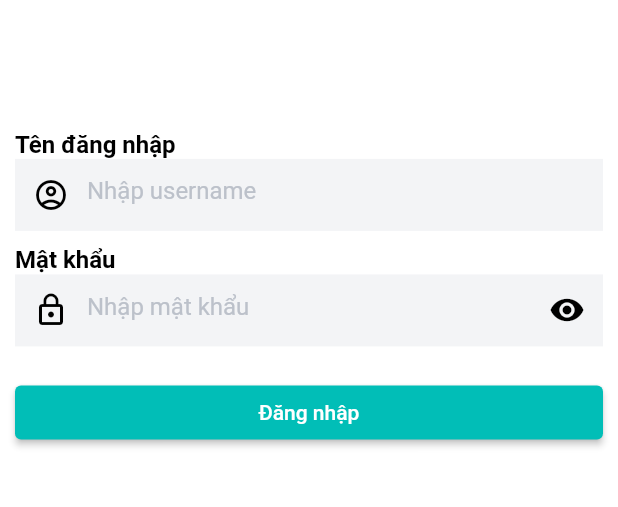
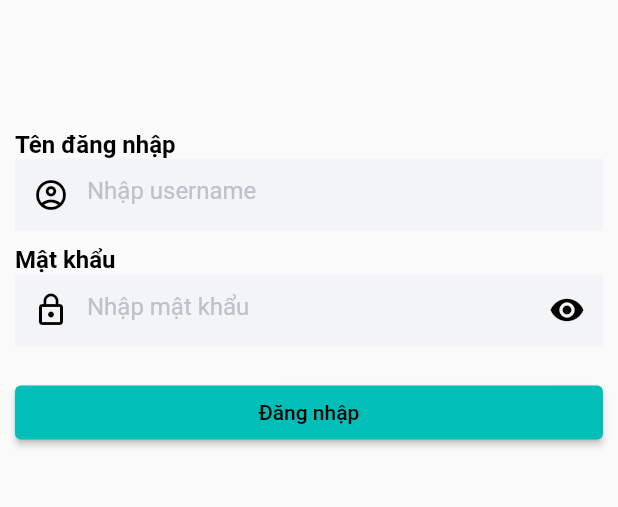
Before and after one commit to casaumayman/Coteccons_Constructor, a Flutter app: the screen it shows after launch, on a phone screen of 412 x 824 dp, the part 367-874 px from its top. Run offline on Flutter 3.47's test engine with Material 2 defaults, Android fonts, the phone set to English and light mode, and no system bars; our stand-ins replace dio, flutter_easyloading, fluttertoast, get, shared_preferences; Roboto replaces fonts that are missing (Rubik).

Commit message:
done boilerplate

```diff
--- a/lib/main.dart
+++ b/lib/main.dart
@@ -27,8 +27,8 @@ class App extends StatelessWidget {
       getPages: AppPages.routes,
       initialBinding: AppBinding(),
       smartManagement: SmartManagement.keepFactory,
-      title: 'Coteccons',
-      theme: ThemeConfig.lightTheme,
+      title: 'Coteccons constructor',
+      theme: appTheme,
       builder: EasyLoading.init(),
     );
   }
--- a/lib/modules/add_task/add_task.dart
+++ /dev/null
@@ -1,2 +0,0 @@
-export 'add_task_binding.dart';
-export 'add_task_screen.dart';
--- a/lib/modules/add_task/add_task_binding.dart
+++ /dev/null
@@ -1,9 +0,0 @@
-import 'package:coteccons_app/modules/add_task/add_task_controller.dart';
-import 'package:get/get.dart';
-
-class AddTaskBinding implements Bindings {
-  @override
-  void dependencies() {
-    Get.put(AddTaskController());
-  }
-}
--- a/lib/modules/home/home_screen.dart
+++ b/lib/modules/home/home_screen.dart
@@ -22,7 +22,7 @@ class HomeScreen extends GetView<HomeController> {
             ),
             AddTaskButton(
               onPress: () {
-                Get.toNamed(Routes.ADD_TASK);
+                // Get.toNamed(Routes.ADD_TASK);
               },
             ),
           ],
--- a/lib/routes/app_pages.dart
+++ b/lib/routes/app_pages.dart
@@ -1,4 +1,3 @@
-import 'package:coteccons_app/modules/add_task/add_task.dart';
 import 'package:coteccons_app/modules/auth/auth.dart';
 import 'package:coteccons_app/modules/home/home.dart';
 import 'package:coteccons_app/modules/image_view/image_view.dart';
@@ -22,10 +21,6 @@ class AppPages {
     GetPage(
         name: Routes.HOME, page: () => HomeScreen(), binding: HomeBinding()),
     GetPage(
-        name: Routes.ADD_TASK,
-        page: () => AddTaskScreen(),
-        binding: AddTaskBinding()),
-    GetPage(
         name: Routes.TASK_DETAIL,
         page: () => TaskDetailScreen(),
         binding: TaskDetailBinding()),
--- a/lib/routes/app_routes.dart
+++ b/lib/routes/app_routes.dart
@@ -4,7 +4,6 @@ abstract class Routes {
   static const SPLASH = '/';
   static const LOGIN = '/login';
   static const HOME = '/home';
-  static const ADD_TASK = '/add-task';
   static const TASK_DETAIL = '/task-detail';
   static const IMAGE_VIEW = '/image-view';
 }
--- a/lib/theme/theme_data.dart
+++ b/lib/theme/theme_data.dart
@@ -1,123 +1,10 @@
-import 'package:flutter/cupertino.dart';
 import 'package:flutter/material.dart';
 import 'package:coteccons_app/shared/shared.dart';
 
-class ThemeConfig {
-  static ThemeData createTheme({
-    required Brightness brightness,
-    required Color background,
-    required Color primaryText,
-    Color? secondaryText,
-    required Color accentColor,
-    Color? divider,
-    Color? buttonBackground,
-    required Color buttonText,
-    Color? cardBackground,
-    Color? disabled,
-    required Color error,
-  }) {
-    return ThemeData(
-        brightness: brightness,
-        canvasColor: background,
-        cardColor: background,
-        dividerColor: divider,
-        dividerTheme: DividerThemeData(
-          color: divider,
-          space: 1,
-          thickness: 1,
-        ),
-        cardTheme: CardTheme(
-          color: cardBackground,
-          margin: EdgeInsets.zero,
-          clipBehavior: Clip.antiAliasWithSaveLayer,
-        ),
-        primaryColor: accentColor,
-        // textSelectionColor: accentColor,
-        // textSelectionHandleColor: accentColor,
-        // cursorColor: accentColor,
-        textSelectionTheme: TextSelectionThemeData(
-          selectionColor: accentColor,
-          selectionHandleColor: accentColor,
-          cursorColor: accentColor,
-        ),
-        appBarTheme: AppBarTheme(
-          color: cardBackground,
-          iconTheme: IconThemeData(
-            color: secondaryText,
-          ),
-        ),
-        iconTheme: IconThemeData(
-          color: secondaryText,
-          size: 16.0,
-        ),
-        buttonTheme: ButtonThemeData(
-          textTheme: ButtonTextTheme.primary,
-          colorScheme: ColorScheme(
-            brightness: brightness,
-            primary: accentColor,
-            secondary: accentColor,
-            surface: background,
-            background: background,
-            error: error,
-            onPrimary: buttonText,
-            onSecondary: buttonText,
-            onSurface: buttonText,
-            onBackground: buttonText,
-            onError: buttonText,
-          ),
-          padding: const EdgeInsets.all(16.0),
-        ),
-        cupertinoOverrideTheme: CupertinoThemeData(
-          brightness: brightness,
-          primaryColor: accentColor,
-        ),
-        inputDecorationTheme: InputDecorationTheme(
-          errorStyle: TextStyle(color: error),
-          labelStyle: TextStyle(
-            fontFamily: 'Rubik',
-            fontWeight: FontWeight.w600,
-            fontSize: 16.0,
-            color: primaryText.withOpacity(0.5),
-          ),
-          hintStyle: TextStyle(
-            color: secondaryText,
-            fontSize: 13.0,
-            fontWeight: FontWeight.w300,
-          ),
-        ),
-        fontFamily: 'Rubik',
-        unselectedWidgetColor: hexToColor('#DADCDD'),
-        elevatedButtonTheme: ElevatedButtonThemeData(
-            style: ButtonStyle(
-                backgroundColor:
-                    MaterialStateProperty.all(hexToColor("#01BEB7")))));
-  }
-
-  static ThemeData get lightTheme => createTheme(
-        brightness: Brightness.light,
-        background: Colors.white,
-        cardBackground: ColorConstants.secondaryAppColor,
-        primaryText: Colors.black,
-        secondaryText: Colors.white,
-        accentColor: ColorConstants.secondaryAppColor,
-        divider: ColorConstants.secondaryAppColor,
-        buttonBackground: Colors.black38,
-        buttonText: ColorConstants.secondaryAppColor,
-        disabled: ColorConstants.secondaryAppColor,
-        error: Colors.red,
-      );
-
-  static ThemeData get darkTheme => createTheme(
-        brightness: Brightness.dark,
-        background: ColorConstants.darkScaffoldBackgroundColor,
-        cardBackground: ColorConstants.secondaryDarkAppColor,
-        primaryText: Colors.white,
-        secondaryText: Colors.black,
-        accentColor: ColorConstants.secondaryDarkAppColor,
-        divider: Colors.black45,
-        buttonBackground: Colors.white,
-        buttonText: ColorConstants.secondaryDarkAppColor,
-        disabled: ColorConstants.secondaryDarkAppColor,
-        error: Colors.red,
-      );
-}
+var appTheme = ThemeData(
+    primarySwatch: hexToMaterialColor("#01BEB7"),
+    primaryColor: hexToColor("#01BEB7"),
+    elevatedButtonTheme: ElevatedButtonThemeData(
+        style: ButtonStyle(
+            backgroundColor:
+                MaterialStateProperty.all(hexToColor("#01BEB7")))));
```
Also changed, not shown: lib/modules/add_task/add_task_controller.dart (deleted, +0 -59 lines), lib/modules/add_task/add_task_screen.dart (deleted, +0 -105 lines), lib/modules/add_task/widgets/date_input.dart (deleted, +0 -65 lines), lib/modules/add_task/widgets/dropdown_input.dart (deleted, +0 -65 lines), lib/modules/add_task/widgets/number_input.dart (deleted, +0 -43 lines), lib/modules/add_task/widgets/price_input.dart (deleted, +0 -43 lines), lib/modules/add_task/widgets/text_input.dart (deleted, +0 -42 lines), lib/shared/constants/colors.dart (+16 -0 lines), 6 other files.
